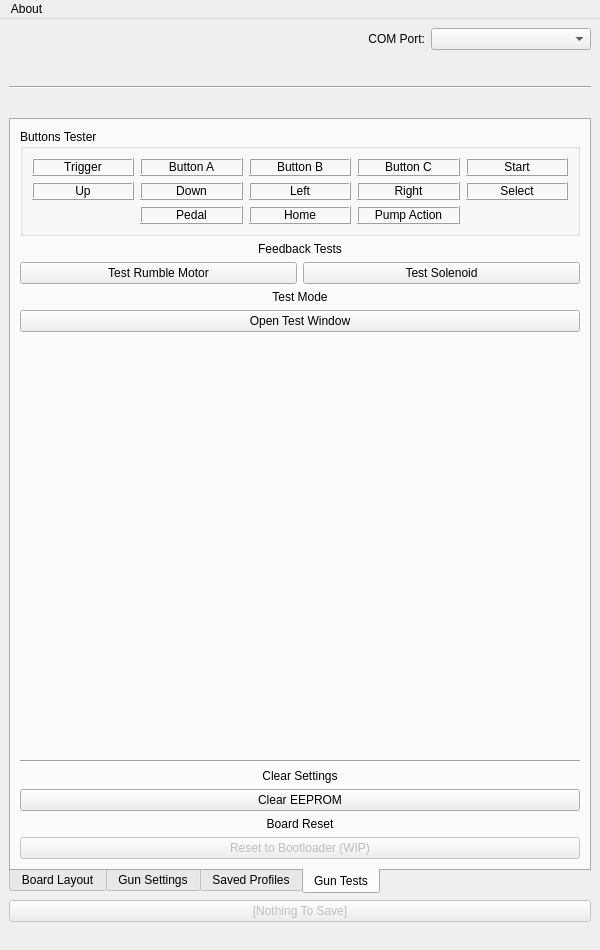
First picture: the form in guiwindow.ui, repository TeamOpenFIRE/OpenFIRE-App, before the edit.
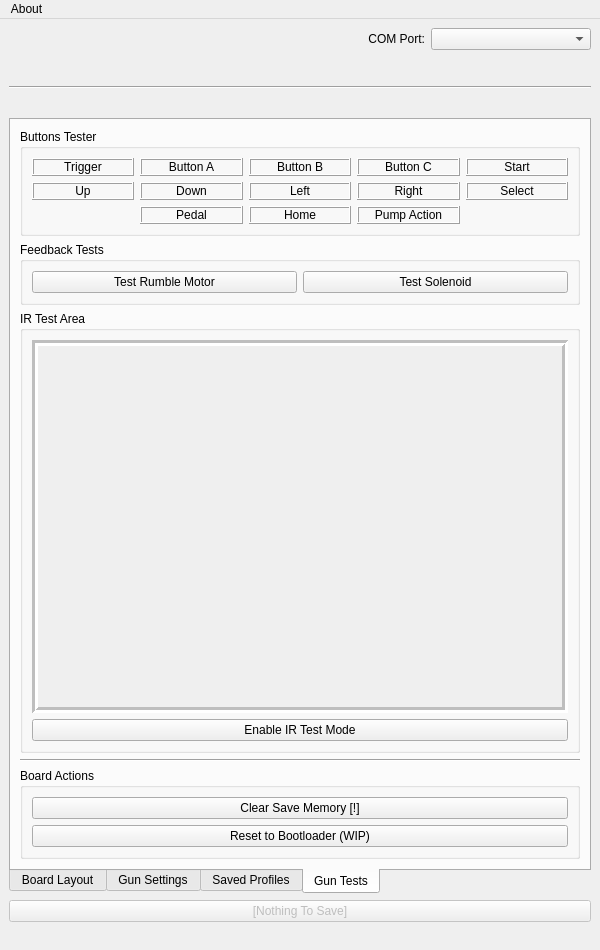
Second picture: the form after the edit. The open tabs and pages were chosen to show the change.

Diff of the .ui file:
```diff
--- a/guiwindow.ui
+++ b/guiwindow.ui
@@ -1177,15 +1177,11 @@
          </widget>
         </item>
         <item>
-         <widget class="QLabel" name="label">
-          <property name="text">
+         <widget class="QGroupBox" name="feedbackTestsBox">
+          <property name="title">
            <string>Feedback Tests</string>
           </property>
-          <property name="alignment">
-           <set>Qt::AlignCenter</set>
-          </property>
-         </widget>
-        </item>
+          <layout class="QVBoxLayout" name="verticalLayout_9">
         <item>
          <layout class="QHBoxLayout" name="horizontalLayout">
           <item>
@@ -1204,35 +1200,75 @@
           </item>
          </layout>
         </item>
+          </layout>
+         </widget>
+        </item>
         <item>
-         <widget class="QLabel" name="label_15">
-          <property name="text">
-           <string>Test Mode</string>
+         <widget class="QGroupBox" name="testBox">
+          <property name="title">
+           <string>IR Test Area</string>
           </property>
-          <property name="alignment">
-           <set>Qt::AlignCenter</set>
+          <layout class="QVBoxLayout" name="verticalLayout_3">
+           <item>
+            <widget class="QGraphicsView" name="testView">
+             <property name="enabled">
+              <bool>false</bool>
+             </property>
+             <property name="frameShape">
+              <enum>QFrame::Box</enum>
+             </property>
+             <property name="frameShadow">
+              <enum>QFrame::Sunken</enum>
+             </property>
+             <property name="lineWidth">
+              <number>3</number>
+             </property>
+             <property name="verticalScrollBarPolicy">
+              <enum>Qt::ScrollBarAlwaysOff</enum>
+             </property>
+             <property name="horizontalScrollBarPolicy">
+              <enum>Qt::ScrollBarAlwaysOff</enum>
+             </property>
+             <property name="sizeAdjustPolicy">
+              <enum>QAbstractScrollArea::AdjustIgnored</enum>
+             </property>
+             <property name="backgroundBrush">
+              <brush brushstyle="NoBrush">
+               <color alpha="255">
+                <red>70</red>
+                <green>70</green>
+                <blue>70</blue>
+               </color>
+              </brush>
+             </property>
+             <property name="interactive">
+              <bool>false</bool>
+             </property>
+             <property name="sceneRect">
+              <rectf>
+               <x>0.000000000000000</x>
+               <y>0.000000000000000</y>
+               <width>0.000000000000000</width>
+               <height>0.000000000000000</height>
+              </rectf>
+             </property>
+             <property name="resizeAnchor">
+              <enum>QGraphicsView::AnchorViewCenter</enum>
+             </property>
+             <property name="optimizationFlags">
+              <set>QGraphicsView::DontAdjustForAntialiasing|QGraphicsView::DontSavePainterState</set>
           </property>
          </widget>
         </item>
         <item>
          <widget class="QPushButton" name="testBtn">
           <property name="text">
-           <string>Open Test Window</string>
+              <string>Enable IR Test Mode</string>
           </property>
          </widget>
         </item>
-        <item>
-         <spacer name="verticalSpacer_3">
-          <property name="orientation">
-           <enum>Qt::Vertical</enum>
-          </property>
-          <property name="sizeHint" stdset="0">
-           <size>
-            <width>20</width>
-            <height>40</height>
-           </size>
-          </property>
-         </spacer>
+          </layout>
+         </widget>
         </item>
         <item>
          <widget class="Line" name="line_2">
@@ -1242,38 +1278,22 @@
          </widget>
         </item>
         <item>
-         <widget class="QLabel" name="label_13">
-          <property name="text">
-           <string>Clear Settings</string>
+         <widget class="QGroupBox" name="dangerZoneBox">
+          <property name="title">
+           <string>Board Actions</string>
           </property>
-          <property name="alignment">
-           <set>Qt::AlignCenter</set>
-          </property>
-         </widget>
-        </item>
+          <layout class="QVBoxLayout" name="verticalLayout_10">
         <item>
          <widget class="QPushButton" name="clearEepromBtn">
           <property name="text">
-           <string>Clear EEPROM</string>
+              <string>Clear Save Memory [!]</string>
           </property>
          </widget>
         </item>
-        <item>
-         <widget class="QLabel" name="label_2">
-          <property name="text">
-           <string>Board Reset</string>
-          </property>
-          <property name="alignment">
-           <set>Qt::AlignCenter</set>
-          </property>
-         </widget>
-        </item>
-        <item>
-         <layout class="QHBoxLayout" name="horizontalLayout_3">
           <item>
            <widget class="QPushButton" name="baudResetBtn">
             <property name="enabled">
-             <bool>false</bool>
+              <bool>true</bool>
             </property>
             <property name="text">
              <string>Reset to Bootloader (WIP)</string>
@@ -1281,6 +1301,10 @@
            </widget>
           </item>
          </layout>
+         </widget>
+        </item>
+        <item>
+         <layout class="QHBoxLayout" name="horizontalLayout_3"/>
         </item>
        </layout>
       </widget>
```
Left out of the diff: 2 changed lines with no effect on the pictures. Lines whose indentation alone changed are shown as unchanged.
